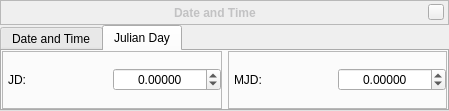
Qt form src/gui/dateTimeDialogGui.ui (519984307/stellarium_src) before a commit.
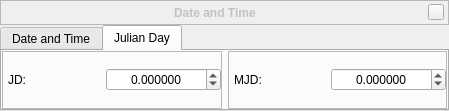
The same form after that commit. The open tabs and pages were chosen to show the change. Custom widgets are drawn as their Qt base class.

Commit message: cosmetic fix for JD fields

```diff
--- a/src/gui/dateTimeDialogGui.ui
+++ b/src/gui/dateTimeDialogGui.ui
@@ -621,7 +621,7 @@
              <set>Qt::AlignCenter</set>
             </property>
             <property name="decimals">
-             <number>5</number>
+             <number>6</number>
             </property>
             <property name="minimum">
              <double>-100000000.000000000000000</double>
@@ -686,7 +686,7 @@
              <set>Qt::AlignCenter</set>
             </property>
             <property name="decimals">
-             <number>5</number>
+             <number>6</number>
             </property>
             <property name="minimum">
              <double>-100000000.000000000000000</double>
```
